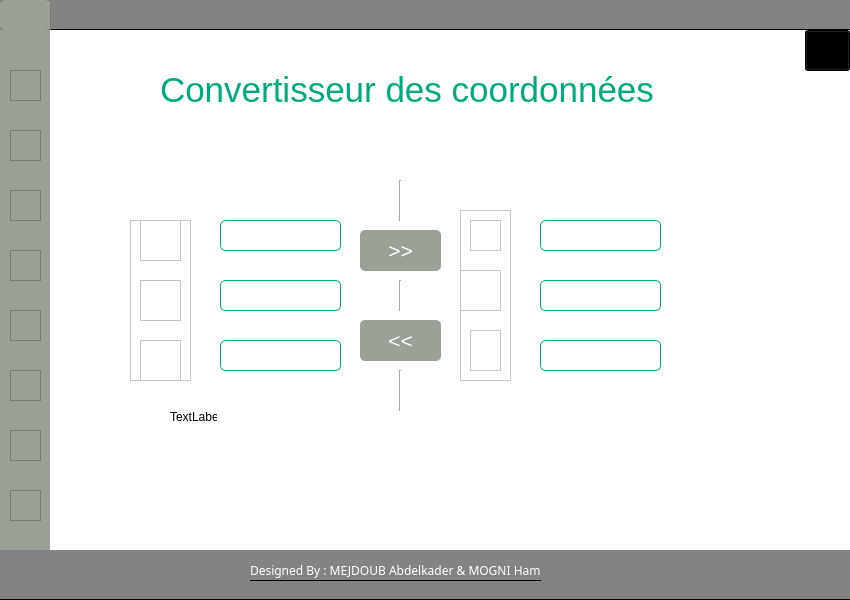
Above: main_window.ui from hamzamogni/geodesy before the change. Below: the same form after it.
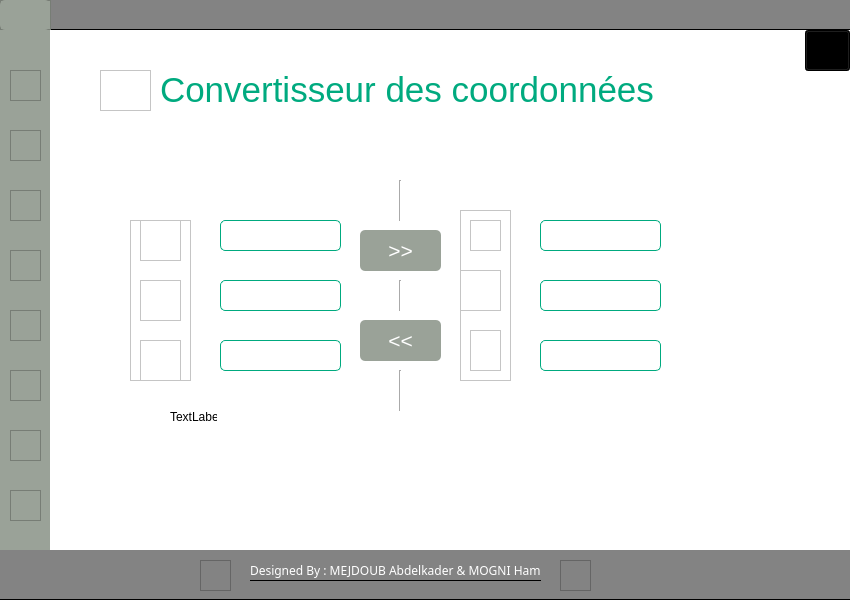
That is the form after the change. The open tabs and pages were chosen to show the change. Icons and pictures are not drawn.

What changed in the file:
```diff
--- a/main_window.ui
+++ b/main_window.ui
@@ -1179,6 +1179,41 @@
              <string>TextLabel</string>
             </property>
            </widget>
+           <widget class="QFrame" name="frame_41">
+            <property name="geometry">
+             <rect>
+              <x>50</x>
+              <y>40</y>
+              <width>51</width>
+              <height>41</height>
+             </rect>
+            </property>
+            <property name="styleSheet">
+             <string notr="true">image: url(:/buttons/1100.png);</string>
+            </property>
+            <property name="frameShape">
+             <enum>QFrame::StyledPanel</enum>
+            </property>
+            <property name="frameShadow">
+             <enum>QFrame::Raised</enum>
+            </property>
+           </widget>
+           <zorder>line_2</zorder>
+           <zorder>line_3</zorder>
+           <zorder>frame_41</zorder>
+           <zorder>titlef2</zorder>
+           <zorder>frame</zorder>
+           <zorder>fct2_phi</zorder>
+           <zorder>fct2_h</zorder>
+           <zorder>fct2_lambda</zorder>
+           <zorder>fct2_c2g</zorder>
+           <zorder>frame_9</zorder>
+           <zorder>fct2_z</zorder>
+           <zorder>fct2_y</zorder>
+           <zorder>fct2_x</zorder>
+           <zorder>fct2_g2c</zorder>
+           <zorder>line_4</zorder>
+           <zorder>page2_erreur</zorder>
           </widget>
           <widget class="QWidget" name="fonction3">
            <property name="styleSheet">
@@ -3676,6 +3711,44 @@
         <string>&lt;html&gt;&lt;head/&gt;&lt;body&gt;&lt;p&gt;&lt;span style=&quot; color:#ffffff;&quot;&gt;Designed By : MEJDOUB Abdelkader &amp;amp; MOGNI Hamza&lt;/span&gt;&lt;/p&gt;&lt;/body&gt;&lt;/html&gt;</string>
        </property>
       </widget>
+      <widget class="QFrame" name="frame_39">
+       <property name="geometry">
+        <rect>
+         <x>560</x>
+         <y>10</y>
+         <width>31</width>
+         <height>31</height>
+        </rect>
+       </property>
+       <property name="styleSheet">
+        <string notr="true">image: url(:/buttons/17.jpg);</string>
+       </property>
+       <property name="frameShape">
+        <enum>QFrame::StyledPanel</enum>
+       </property>
+       <property name="frameShadow">
+        <enum>QFrame::Raised</enum>
+       </property>
+      </widget>
+      <widget class="QFrame" name="frame_37">
+       <property name="geometry">
+        <rect>
+         <x>200</x>
+         <y>10</y>
+         <width>31</width>
+         <height>31</height>
+        </rect>
+       </property>
+       <property name="styleSheet">
+        <string notr="true">image: url(:/buttons/18.jpg);</string>
+       </property>
+       <property name="frameShape">
+        <enum>QFrame::StyledPanel</enum>
+       </property>
+       <property name="frameShadow">
+        <enum>QFrame::Raised</enum>
+       </property>
+      </widget>
      </widget>
     </item>
    </layout>
```
Left out of the diff: 2 changed lines with no effect on the pictures.
